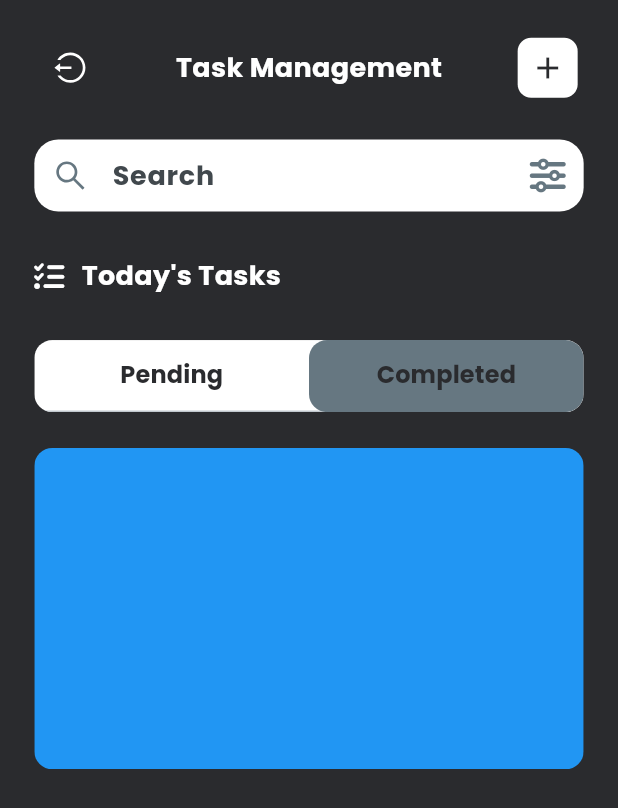
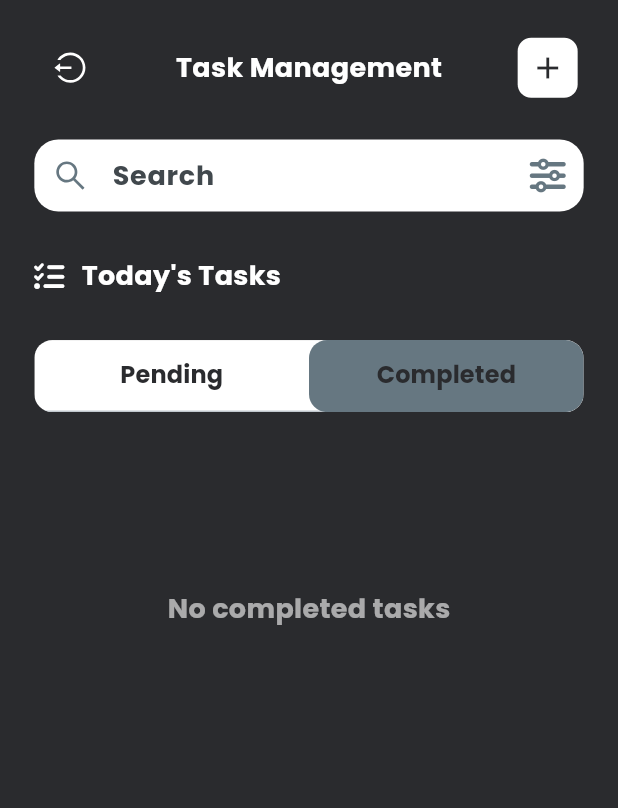
Before and after one commit to muhtar-sgk/TodoAppRiverpod, a Flutter app: the HomeScreen screen opened directly, tab 2 chosen, on a phone screen of 412 x 824 dp. Shown: the top 808 px of the screen. Run offline on Flutter 3.47's test engine with Material 2 defaults, Android fonts, the phone set to English and light mode, and no system bars; our stand-ins replace country_picker, firebase_auth, firebase_core, flutter_datetime_picker, flutter_hooks, flutter_screenutil and 7 more; accounts and stored records are empty; generated files the repository leaves out were written again.

Commit message:
add completed tasks

```diff
--- a/lib/features/todo/app/task_provider.dart
+++ b/lib/features/todo/app/task_provider.dart
@@ -32,8 +32,12 @@ class Task extends _$Task {
     refresh();
   }
 
-  Future<void> markAsCompleted(TaskModel task) async {
+  Future<void> updateTask(TaskModel task) async {
     await DBHelper.updateTask(task);
     refresh();
   }
+
+  Future<void> markAsCompleted(TaskModel task) async {
+    await updateTask(task);
+  }
 }
--- a/lib/features/todo/views/home_screen.dart
+++ b/lib/features/todo/views/home_screen.dart
@@ -15,6 +15,7 @@ import 'package:riverpod_todoapp/features/todo/views/add_task_screen.dart';
 import 'package:riverpod_todoapp/features/todo/widgets/active_tasks.dart';
 
 import '../../../core/res/colours.dart';
+import '../widgets/completed_tasks.dart';
 
 class HomeScreen extends HookConsumerWidget {
   const HomeScreen({super.key});
@@ -158,7 +159,7 @@ class HomeScreen extends HookConsumerWidget {
                 controller: tabController,
                 children: const [
                   ActiveTasks(),
-                  ColoredBox(color: Colors.blue),
+                  CompletedTasks()
                 ]
               ),
             ),
--- /dev/null
+++ b/lib/features/todo/widgets/completed_tasks.dart
@@ -0,0 +1,67 @@
+import 'package:flutter/material.dart';
+import 'package:flutter_vector_icons/flutter_vector_icons.dart';
+import 'package:google_fonts/google_fonts.dart';
+import 'package:hooks_riverpod/hooks_riverpod.dart';
+import 'package:riverpod_todoapp/core/res/colours.dart';
+import 'package:riverpod_todoapp/features/todo/app/task_provider.dart';
+import 'package:riverpod_todoapp/features/todo/utils/todo_utils.dart';
+import 'package:riverpod_todoapp/features/todo/views/add_task_screen.dart';
+import 'package:riverpod_todoapp/features/todo/widgets/todo_tile.dart';
+
+class CompletedTasks extends ConsumerWidget {
+  const CompletedTasks({super.key});
+
+  @override
+  Widget build(BuildContext context, WidgetRef ref) {
+    final tasks = ref.watch(taskProvider);
+    return FutureBuilder(
+      future: TodoUtils.getCompletedTasksForToday(tasks),
+      builder: (_, snapshot) {
+        debugPrint(snapshot.data.toString());
+        if(snapshot.hasData && snapshot.data != null) {
+          if(snapshot.data!.isEmpty) {
+            return Center(child: Text(
+                'No completed tasks',
+                style: GoogleFonts.poppins(
+                  fontSize: 18,
+                  color: Colours.light.withOpacity(.6),
+                  fontWeight: FontWeight.bold
+                ),
+              )
+            );
+          }
+          return ColoredBox(
+            color: Colours.lightBackground,
+            child: ListView.builder(
+              itemCount: snapshot.data!.length,
+              itemBuilder: (_, index) {
+                final task = snapshot.data![index];
+                final isLast = index == snapshot.data!.length -1;
+                return TodoTile(
+                  task,
+                  bottomMargin: isLast ? null : 10,
+                  onDelete: () {
+                    ref.read(taskProvider.notifier).deleteTask(task.id!);
+                  },
+                  onEdit: () {
+                    Navigator.push(
+                      context,
+                      MaterialPageRoute(
+                        builder: (_) => AddOrEditTaskScreen(task: task)
+                      )
+                    );
+                  },
+                  endIcon: const Icon(
+                    AntDesign.checkcircle,
+                    color: Colours.green,
+                  )
+                );
+              }
+            ),
+          );
+        }
+        return const Center(child: CircularProgressIndicator());
+      },
+    );
+  }
+}
```
Also changed, not shown: lib/features/todo/views/add_task_screen.dart (+32 -6 lines).
